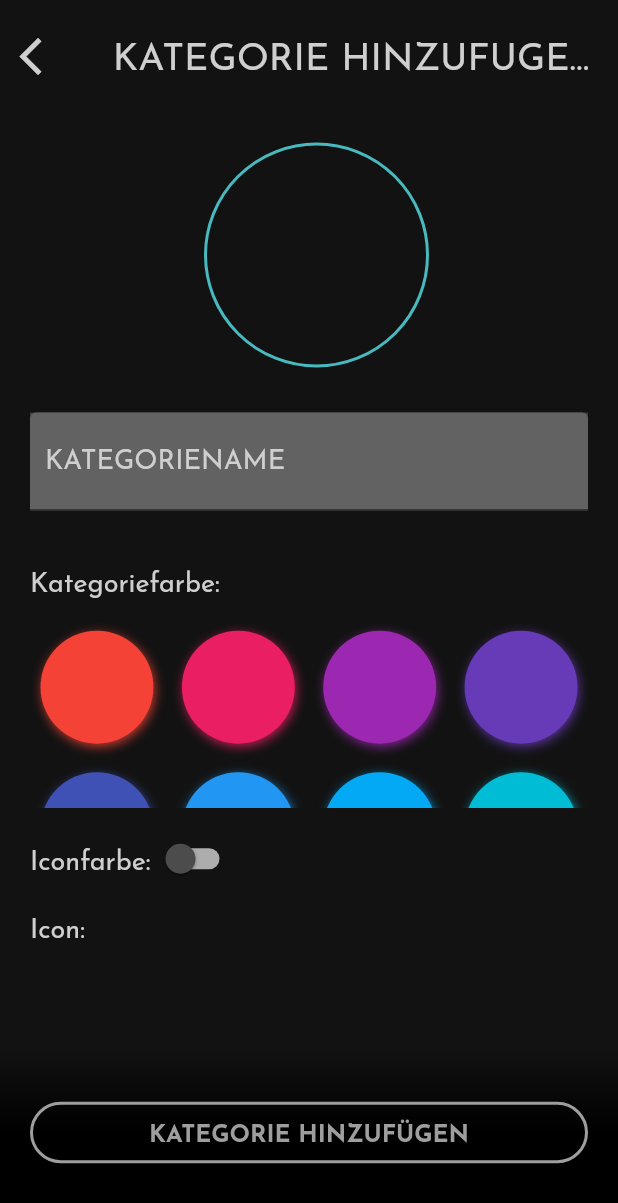
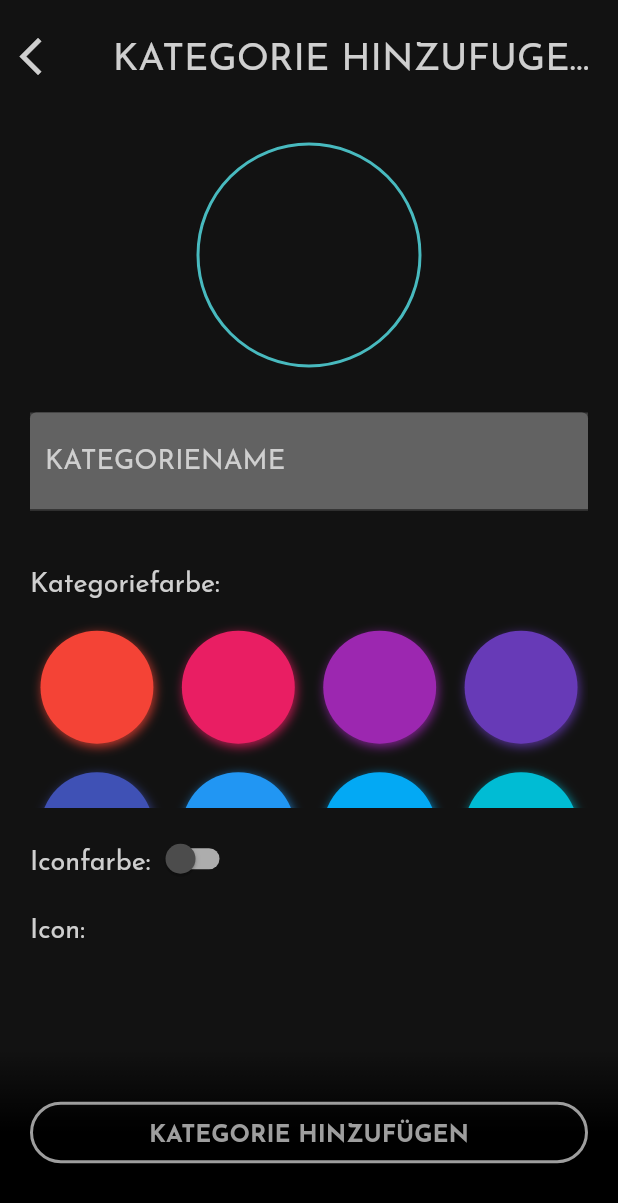
Before and after one commit to nofrari/IngoApp, a Flutter app: the CategoryAdd screen opened directly, on a phone screen of 412 x 824 dp. Shown: the top 1203 px of the screen. Run offline on Flutter 3.47's test engine with Material 2 defaults, Android fonts, the phone set to English and light mode, and no system bars; drawn by our look-alikes of flutter_colorpicker; our stand-ins replace camera, dio, dropdown_button2, email_validator, flutter_cache_manager, font_awesome_flutter and 6 more; missing offline and left inert: control_style, dart:ffi, flutter_cached_pdfview, pdf_render; accounts and stored records are empty; network calls fail.

Commit message:
update category-icon

```diff
--- a/frontend/lib/widgets/categories/category_icon.dart
+++ b/frontend/lib/widgets/categories/category_icon.dart
@@ -22,7 +22,7 @@ class CategoryIcon extends StatelessWidget {
     return Container(
       width: isSmall ? 50 : 150,
       height: isSmall ? 50 : 150,
-      margin: const EdgeInsets.only(left: 10),
+      margin: const EdgeInsets.symmetric(horizontal: 10),
       padding: isSmall ? const EdgeInsets.all(10) : const EdgeInsets.all(28),
       decoration: BoxDecoration(
         borderRadius: BorderRadius.circular(100),
@@ -35,7 +35,7 @@ class CategoryIcon extends StatelessWidget {
         child: FaIcon(
           icon,
           color: isWhite ? AppColor.neutral100 : AppColor.neutral600,
-          size: isSmall ? 25 : 80,
+          size: isSmall ? 23 : 80,
         ),
       ),
     );
```
